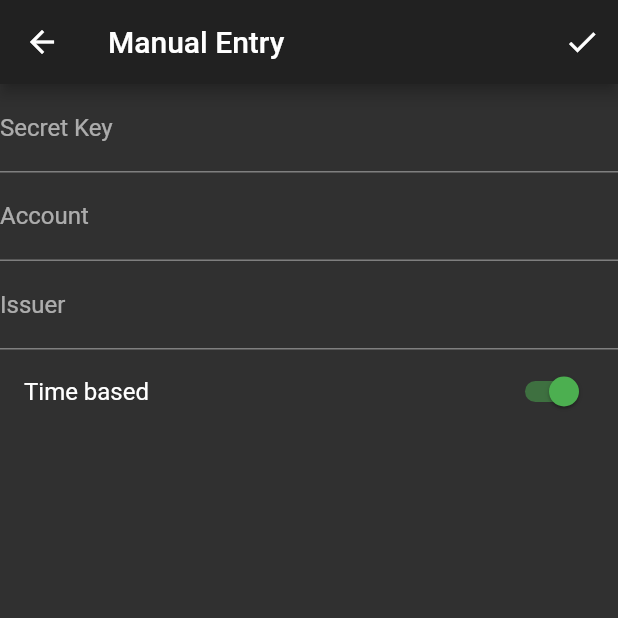
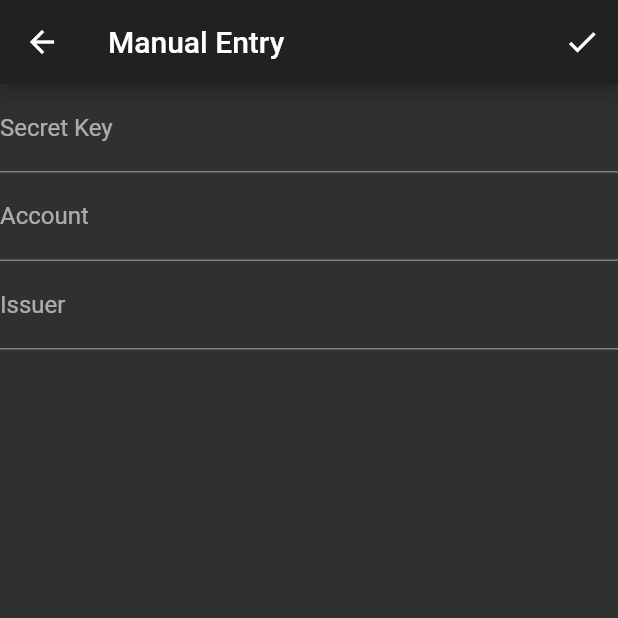
Before and after one commit to dubemarcantoine/mfa_authenticator, a Flutter app: the ManualEntry screen opened directly, on a phone screen of 412 x 824 dp, the top half of it. Run offline on Flutter 3.47's test engine with Material 2 defaults, Android fonts, the phone set to English and light mode, and no system bars; our stand-ins replace flutter_slidable, local_auth, shared_preferences, sqflite; missing offline and left inert: otp, qr_mobile_vision; accounts and stored records are empty.

Commit message:
feat(otp): remove choice between totp and hotp

```diff
--- a/lib/model/OtpItem.dart
+++ b/lib/model/OtpItem.dart
@@ -3,7 +3,7 @@ class OtpItem {
   String secret;
   String issuer;
   String label;
-  bool timeBased;
+  bool timeBased = true;
   String otpCode;
 
   OtpItem({this.id, this.secret, this.issuer, this.label, this.timeBased});
--- a/lib/pages/ManualEntry.dart
+++ b/lib/pages/ManualEntry.dart
@@ -72,15 +72,15 @@ class _ManualEntryState extends State<ManualEntry> {
               this.otpItem.issuer = value;
             },
           ),
-          SwitchListTile(
-            value: this.otpItem.timeBased != null ? this.otpItem.timeBased : true,
-            title: Text('Time based'),
-            onChanged: (bool newValue) {
-              setState(() {
-                this.otpItem.timeBased = newValue;
-              });
-            },
-          )
+//          SwitchListTile(
+//            value: this.otpItem.timeBased != null ? this.otpItem.timeBased : true,
+//            title: Text('Time based'),
+//            onChanged: (bool newValue) {
+//              setState(() {
+//                this.otpItem.timeBased = newValue;
+//              });
+//            },
+//          )
         ],
       ),
     );
--- a/lib/pages/ScanCodeEntry.dart
+++ b/lib/pages/ScanCodeEntry.dart
@@ -65,7 +65,7 @@ class _ScanCodeEntryState extends State<ScanCodeEntry> {
           OtpItem otpItem = new OtpItem(
             secret: uri.queryParameters['secret']?.toString(),
             issuer: uri.queryParameters['issuer']?.toString(),
-            timeBased: uri.path.toLowerCase().contains('totp'),
+//            timeBased: uri.path.toLowerCase().contains('totp'),
           );
           key.currentState.addOtpItem(otpItem);
           Navigator.pop(context, true);
```
